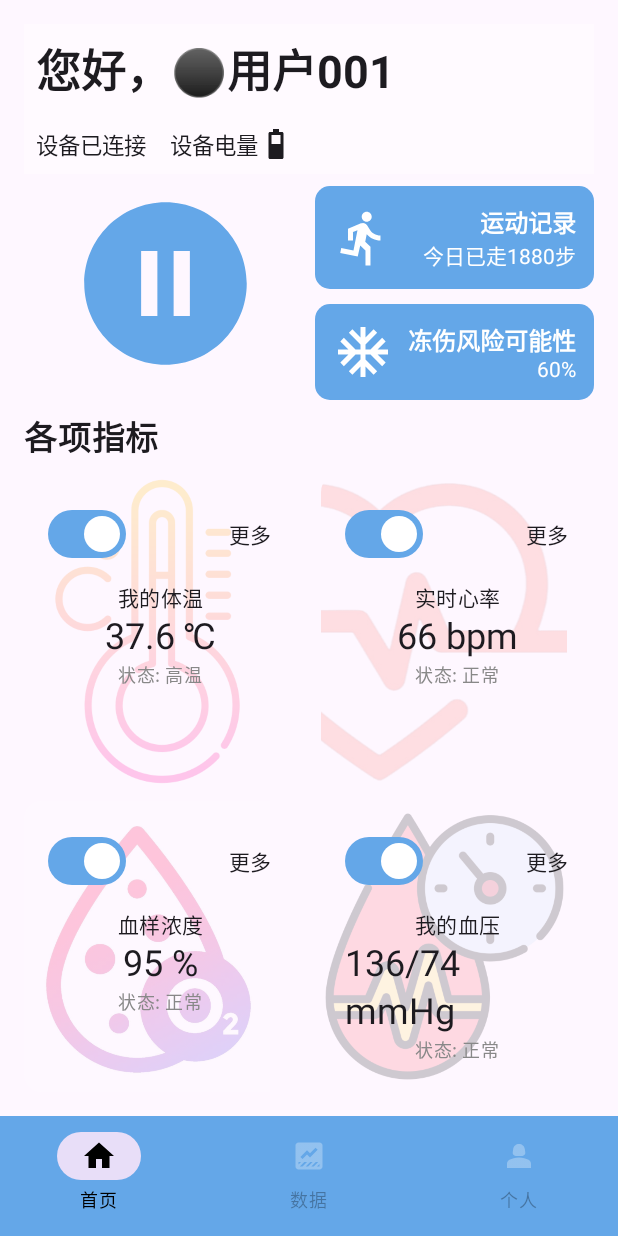
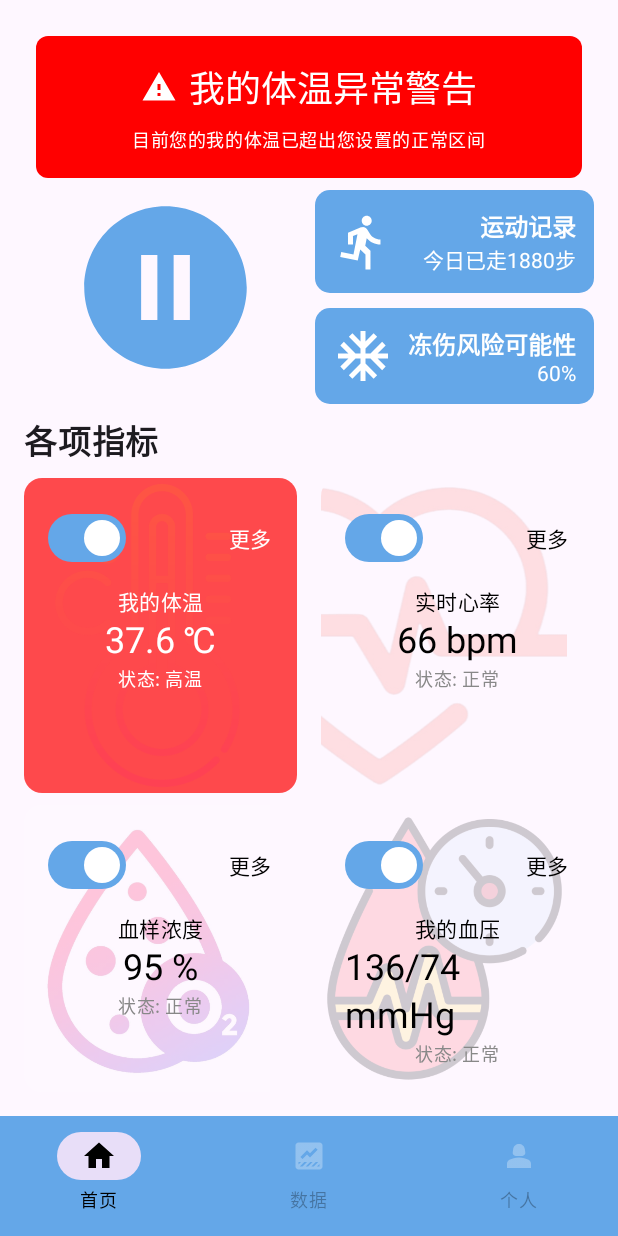
Before and after one commit to longfeiCA/simpleHealthManagement, an Android app built with Jetpack Compose: the @Preview function PreviewHealthScreen, on a phone screen of 412 x 824 dp. Run offline under Robolectric (Android 15) with nearby library versions, the phone set to English and light mode, and no system bars.

Commit message:
Abnormal Alert Card

```diff
--- a/app/src/main/java/com/example/simplehealthmanagement/HealthScreen.kt
+++ b/app/src/main/java/com/example/simplehealthmanagement/HealthScreen.kt
@@ -11,6 +11,7 @@ import androidx.compose.material.icons.filled.DataThresholding
 import androidx.compose.material.icons.filled.Home
 import androidx.compose.material.icons.filled.PauseCircle
 import androidx.compose.material.icons.filled.Person2
+import androidx.compose.material.icons.filled.Warning
 import androidx.compose.material.icons.outlined.AcUnit
 import androidx.compose.material3.*
 import androidx.compose.runtime.*
@@ -46,6 +47,20 @@ fun HealthScreen(viewModel: HealthViewModel) {
     val isBloodOxygenSwitchOn by viewModel.isBloodOxygenSwitchOn.collectAsState()
     val isBloodPressureSwitchOn by viewModel.isBloodPressureSwitchOn.collectAsState()
 
+    val temperatureStatus = viewModel.getTemperatureStatus(temperature)
+    val heartRateStatus = viewModel.getHeartRateStatus(heartRate)
+    val bloodOxygenStatus = viewModel.getBloodOxygenStatus(spo2)
+    val bloodPressureStatus = viewModel.getBloodPressureStatus(systolicBloodPressure, diastolicBloodPressure)
+
+    val vitalStatuses = listOf(
+        "我的体温" to temperatureStatus,
+        "实时心率" to heartRateStatus,
+        "血样浓度" to bloodOxygenStatus,
+        "我的血压" to bloodPressureStatus
+    )
+
+    val abnormalStatuses = vitalStatuses.filter { it.second != "正常" }
+    val hasAbnormalStatus = abnormalStatuses.isNotEmpty()
 
     // UI parameters
     val navigationItemColors = NavigationBarItemDefaults.colors(
@@ -54,7 +69,6 @@ fun HealthScreen(viewModel: HealthViewModel) {
         unselectedIconColor = Color.White.copy(alpha = 0.3f),
         unselectedTextColor = Color.Black.copy(alpha = 0.3f)
     )
-
 
     Scaffold(
         bottomBar = {
@@ -91,7 +105,11 @@ fun HealthScreen(viewModel: HealthViewModel) {
                 .padding(16.dp),
             horizontalAlignment = Alignment.CenterHorizontally
         ) {
-            // Greetings
+            if (hasAbnormalStatus) {
+                // Show alert card
+                AlertCard(abnormalStatuses = abnormalStatuses)
+            } else {
+                // Show greetings and device status
                 Row(
                     modifier = Modifier
                         .fillMaxWidth()
@@ -103,7 +121,6 @@ fun HealthScreen(viewModel: HealthViewModel) {
                     Text("您好，⚫用户001", style = TextStyle(fontSize = 30.sp, fontWeight = FontWeight.Bold))
                 }
 
-            // Device status
                 Row(
                     modifier = Modifier
                         .fillMaxWidth()
@@ -116,13 +133,15 @@ fun HealthScreen(viewModel: HealthViewModel) {
                     Spacer(modifier = Modifier.width(16.dp))
                     Row(
                         verticalAlignment = Alignment.CenterVertically
-                ){
+                    ) {
                         Text("设备电量", style = TextStyle(fontSize = 15.sp))
                         Icon(Icons.Filled.Battery4Bar, contentDescription = "电池电量")
                     }
                 }
 
                 Spacer(modifier = Modifier.height(8.dp))
+            }
+
 
             // Button & Exercise View
             Row(
@@ -235,7 +254,7 @@ fun HealthScreen(viewModel: HealthViewModel) {
                 VitalCardWithSwitch(
                     title = "我的体温",
                     value = "$temperature ℃",
-                    status = viewModel.getTemperatureStatus(temperature),
+                    status = temperatureStatus,
                     switchState = isTemperatureSwitchOn,
                     onSwitchChange = viewModel::updateTemperatureSwitch,
                     backgroundPainter = painterResource(R.drawable.centigrade),
@@ -244,7 +263,7 @@ fun HealthScreen(viewModel: HealthViewModel) {
                 VitalCardWithSwitch(
                     title = "实时心率",
                     value = "$heartRate bpm",
-                    status = viewModel.getHeartRateStatus(heartRate),
+                    status = heartRateStatus,
                     switchState = isHeartRateSwitchOn,
                     onSwitchChange = viewModel::updateHeartRateSwitch,
                     backgroundPainter = painterResource(R.drawable.heart),
@@ -261,7 +280,7 @@ fun HealthScreen(viewModel: HealthViewModel) {
                 VitalCardWithSwitch(
                     title = "血样浓度",
                     value = "$spo2 %",
-                    status = viewModel.getBloodOxygenStatus(spo2),
+                    status = bloodOxygenStatus,
                     switchState = isBloodOxygenSwitchOn,
                     onSwitchChange = viewModel::updateBloodOxygenSwitch,
                     backgroundPainter = painterResource(R.drawable.blood_oxygen),
@@ -270,13 +289,56 @@ fun HealthScreen(viewModel: HealthViewModel) {
                 VitalCardWithSwitch(
                     title = "我的血压",
                     value = "${systolicBloodPressure}/${diastolicBloodPressure} mmHg",
-                    status = viewModel.getBloodPressureStatus(systolicBloodPressure, diastolicBloodPressure),
+                    status = bloodPressureStatus,
                     switchState = isBloodPressureSwitchOn,
                     onSwitchChange = viewModel::updateBloodPressureSwitch,
                     backgroundPainter = painterResource(R.drawable.blood_pressure),
                     modifier = Modifier.weight(1f).padding(start = 8.dp)
                 )
             }
+        }
+    }
+}
+
+@Composable
+fun AlertCard(abnormalStatuses: List<Pair<String, String>>) {
+    val isSingleAbnormal = abnormalStatuses.size == 1
+    val abnormalTitle = abnormalStatuses.firstOrNull()?.first ?: ""
+
+    Card(
+        modifier = Modifier
+            .fillMaxWidth()
+            .padding(8.dp),
+        shape = RoundedCornerShape(8.dp),
+        colors = CardDefaults.cardColors(containerColor = Color.Red)
+    ) {
+        Column(
+            modifier = Modifier
+                .fillMaxWidth()
+                .padding(16.dp),
+            horizontalAlignment = Alignment.CenterHorizontally
+        ) {
+            Row(
+                verticalAlignment = Alignment.CenterVertically
+            ) {
+                Icon(
+                    Icons.Filled.Warning,
+                    contentDescription = "警告",
+                    tint = Color.White
+                )
+                Spacer(modifier = Modifier.width(8.dp))
+                Text(
+                    text = if (isSingleAbnormal) "${abnormalTitle}异常警告" else "多项异常警告",
+                    color = Color.White,
+                    style = MaterialTheme.typography.headlineSmall
+                )
+            }
+            Spacer(modifier = Modifier.height(8.dp))
+            Text(
+                text = if (isSingleAbnormal) "目前您的${abnormalTitle}已超出您设置的正常区间" else "目前多个指标已超出您设置的正常区间",
+                color = Color.White,
+                style = MaterialTheme.typography.bodySmall
+            )
         }
     }
 }
@@ -300,12 +362,14 @@ fun VitalCardWithSwitch(
         uncheckedBorderColor = Color.Transparent,
     )
 
+    val cardBackgroundColor = if (status == "正常") Color.Transparent else Color.Red.copy(alpha = 0.7f)
+
     Card(
         modifier = modifier
             .fillMaxWidth()
             .height(210.dp),
         shape = RoundedCornerShape(12.dp),
-        colors = CardDefaults.cardColors(containerColor = Color.Transparent) // 透明背景
+        colors = CardDefaults.cardColors(containerColor = cardBackgroundColor)
     ) {
         Box(modifier = Modifier.fillMaxSize()) {
             // Draw background image
@@ -317,7 +381,7 @@ fun VitalCardWithSwitch(
                     modifier = Modifier
                         .fillMaxHeight()
                         .fillMaxWidth(0.9f)
-                        .alpha(0.2f)
+                        .alpha(if (status == "正常") 0.2f else 0.1f) // 调整异常状态下的透明度
                         .align(Alignment.CenterStart)
                 )
             }
@@ -339,12 +403,28 @@ fun VitalCardWithSwitch(
                         modifier = Modifier.scale(1f),
                         colors = switchColors
                     )
-                    Text(text = "更多", style = MaterialTheme.typography.bodyMedium)
+                    Text(
+                        text = "更多",
+                        style = MaterialTheme.typography.bodyMedium,
+                        color = if (status == "正常") Color.Black else Color.White
+                    )
                 }
                 Spacer(modifier = Modifier.height(8.dp))
-                Text(text = title, style = MaterialTheme.typography.bodyMedium)
-                Text(text = value, style = MaterialTheme.typography.headlineSmall)
-                Text(text = "状态: $status", style = MaterialTheme.typography.bodySmall, color = Color.Gray)
+                Text(
+                    text = title,
+                    style = MaterialTheme.typography.bodyMedium,
+                    color = if (status == "正常") Color.Black else Color.White
+                )
+                Text(
+                    text = value,
+                    style = MaterialTheme.typography.headlineSmall,
+                    color = if (status == "正常") Color.Black else Color.White
+                )
+                Text(
+                    text = "状态: $status",
+                    style = MaterialTheme.typography.bodySmall,
+                    color = if (status == "正常") Color.Gray else Color.White
+                )
             }
         }
     }
```
Lines whose indentation alone changed are shown as unchanged.
